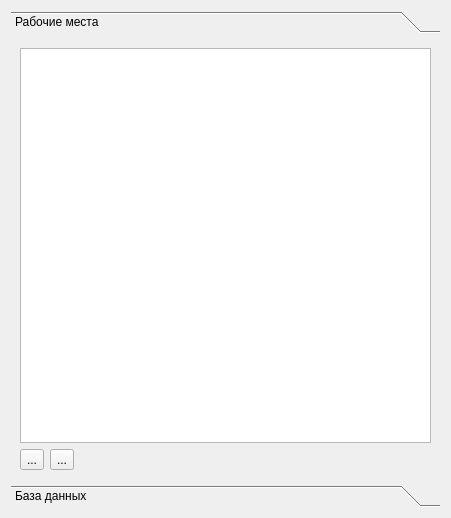
This is Clients/pcviewform.ui in rust3128/HotLinePTS as Qt 5 draws it before an edit. The edited form follows.
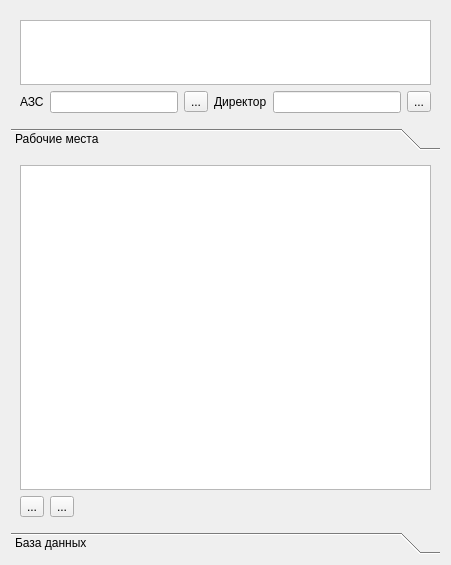
This is the edited form. Icons and pictures are not drawn.

The edit to the form file:
```diff
--- a/Clients/pcviewform.ui
+++ b/Clients/pcviewform.ui
@@ -7,7 +7,7 @@
     <x>0</x>
     <y>0</y>
     <width>451</width>
-    <height>518</height>
+    <height>565</height>
    </rect>
   </property>
   <property name="minimumSize">
@@ -19,8 +19,92 @@
   <property name="windowTitle">
    <string>Form</string>
   </property>
-  <layout class="QGridLayout" name="gridLayout">
+  <layout class="QGridLayout" name="gridLayout" rowstretch="0,1">
    <item row="0" column="0">
+    <widget class="QFrame" name="framObjectInfo">
+     <property name="frameShape">
+      <enum>QFrame::NoFrame</enum>
+     </property>
+     <property name="frameShadow">
+      <enum>QFrame::Raised</enum>
+     </property>
+     <layout class="QGridLayout" name="gridLayout_5">
+      <item row="1" column="2">
+       <widget class="QToolButton" name="toolButtonCallAZS">
+        <property name="toolTip">
+         <string>Набрать номер</string>
+        </property>
+        <property name="text">
+         <string>...</string>
+        </property>
+        <property name="icon">
+         <iconset resource="../resource.qrc">
+          <normaloff>:/Images/telefono-icon.png</normaloff>:/Images/telefono-icon.png</iconset>
+        </property>
+        <property name="autoRaise">
+         <bool>false</bool>
+        </property>
+       </widget>
+      </item>
+      <item row="1" column="1">
+       <widget class="QLineEdit" name="lineEdit">
+        <property name="readOnly">
+         <bool>true</bool>
+        </property>
+       </widget>
+      </item>
+      <item row="0" column="0" colspan="6">
+       <widget class="QPlainTextEdit" name="plainTextEdit">
+        <property name="maximumSize">
+         <size>
+          <width>16777215</width>
+          <height>65</height>
+         </size>
+        </property>
+        <property name="readOnly">
+         <bool>true</bool>
+        </property>
+       </widget>
+      </item>
+      <item row="1" column="5">
+       <widget class="QToolButton" name="toolButtonCallDir">
+        <property name="toolTip">
+         <string>Набрать номер</string>
+        </property>
+        <property name="text">
+         <string>...</string>
+        </property>
+        <property name="icon">
+         <iconset resource="../resource.qrc">
+          <normaloff>:/Images/telefono-icon.png</normaloff>:/Images/telefono-icon.png</iconset>
+        </property>
+       </widget>
+      </item>
+      <item row="1" column="4">
+       <widget class="QLineEdit" name="lineEdit_2">
+        <property name="readOnly">
+         <bool>true</bool>
+        </property>
+       </widget>
+      </item>
+      <item row="1" column="0">
+       <widget class="QLabel" name="label_5">
+        <property name="text">
+         <string>АЗС</string>
+        </property>
+       </widget>
+      </item>
+      <item row="1" column="3">
+       <widget class="QLabel" name="label_6">
+        <property name="text">
+         <string>Директор</string>
+        </property>
+       </widget>
+      </item>
+     </layout>
+    </widget>
+   </item>
+   <item row="1" column="0">
     <widget class="QToolBox" name="toolBox">
      <property name="toolTip">
       <string>Правка</string>
@@ -61,7 +145,7 @@
         <x>0</x>
         <y>0</y>
         <width>433</width>
-        <height>438</height>
+        <height>365</height>
        </rect>
       </property>
       <attribute name="label">
```
Left out of the diff: 2 changed lines with no effect on the pictures.
